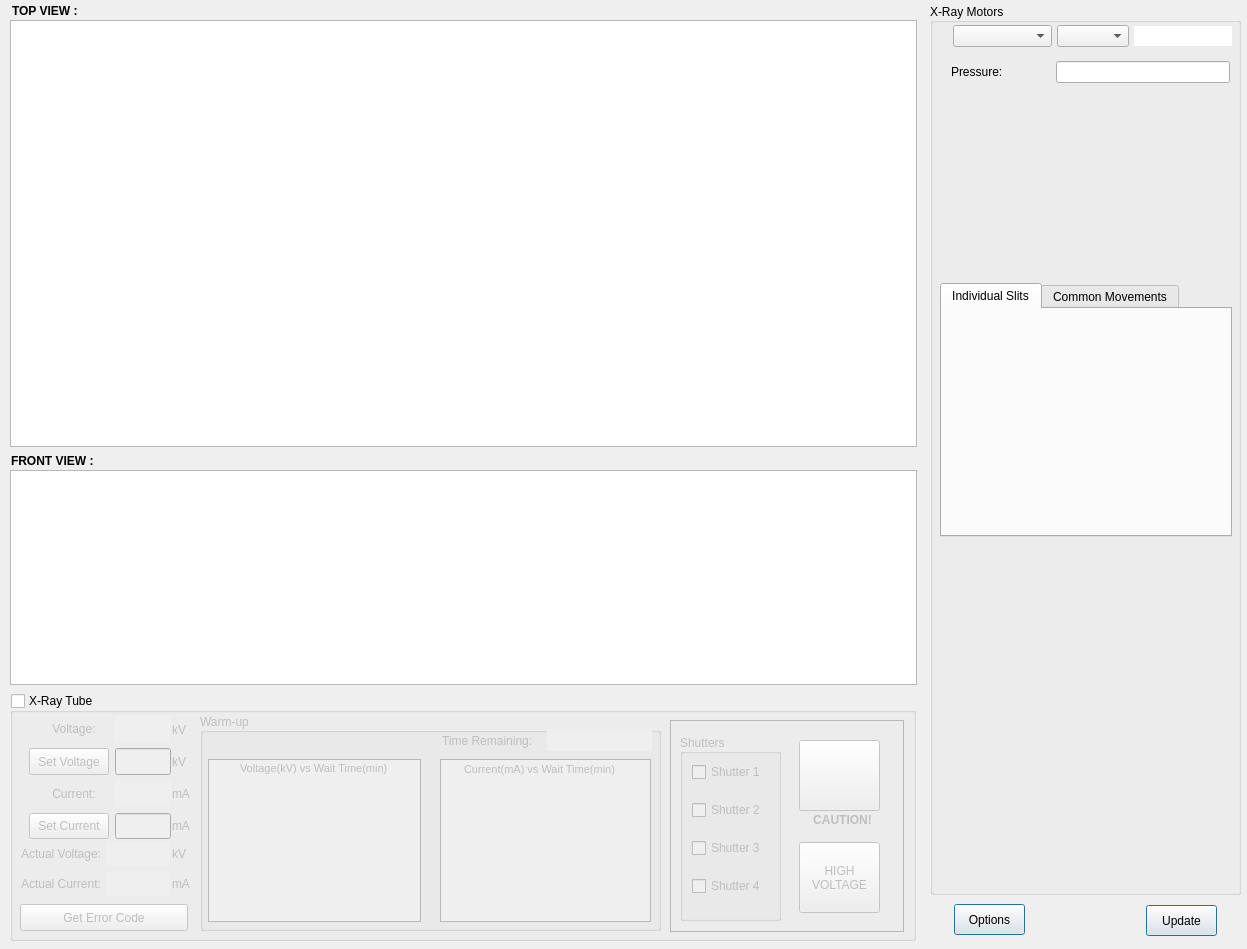
slsdetectorgroup/motorControlSoftware, file MotorControlGui/forms/form_vacuumboxgui.ui: the form before one commit.
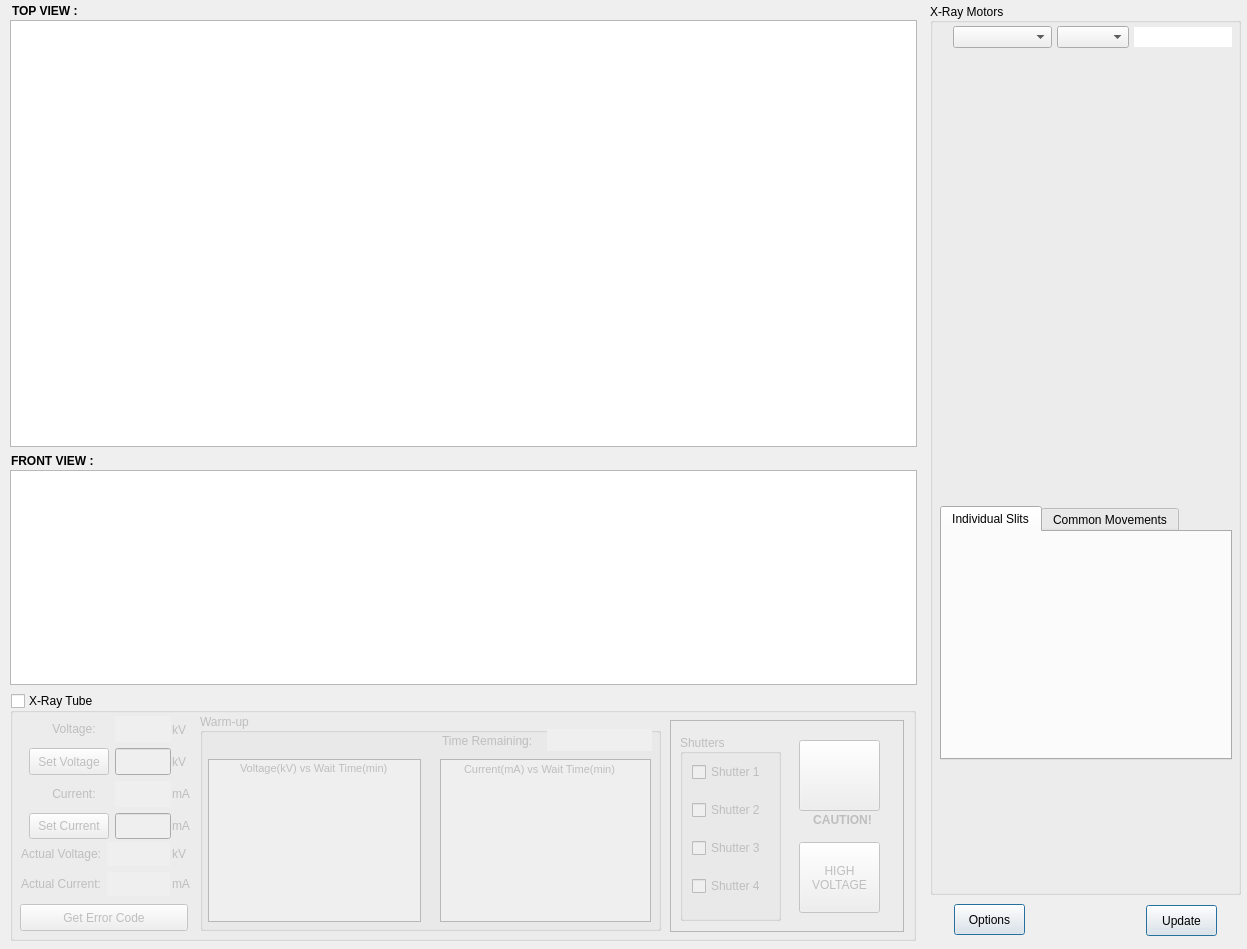
The form after the commit. The open tabs and pages were chosen to show the change.

Commit message: modified gui as well to work for pressure gauge controller

Patch:
```diff
--- a/MotorControlGui/forms/form_vacuumboxgui.ui
+++ b/MotorControlGui/forms/form_vacuumboxgui.ui
@@ -53,9 +53,9 @@
     <property name="geometry">
      <rect>
       <x>20</x>
-      <y>97</y>
+      <y>42</y>
       <width>281</width>
-      <height>174</height>
+      <height>229</height>
      </rect>
     </property>
     <property name="sizePolicy">
@@ -77,7 +77,7 @@
       <x>23</x>
       <y>20</y>
       <width>279</width>
-      <height>26</height>
+      <height>29</height>
      </rect>
     </property>
     <layout class="QHBoxLayout" name="horizontalLayout">
@@ -271,7 +271,7 @@
     <property name="geometry">
      <rect>
       <x>20</x>
-      <y>540</y>
+      <y>260</y>
       <width>281</width>
       <height>236</height>
      </rect>
@@ -293,7 +293,7 @@
     <property name="geometry">
      <rect>
       <x>10</x>
-      <y>280</y>
+      <y>503</y>
       <width>292</width>
       <height>254</height>
      </rect>
@@ -925,171 +925,6 @@
      <enum>QFrame::Plain</enum>
     </property>
    </widget>
-   <widget class="QWidget" name="layoutWidget_3">
-    <property name="geometry">
-     <rect>
-      <x>21</x>
-      <y>56</y>
-      <width>279</width>
-      <height>26</height>
-     </rect>
-    </property>
-    <layout class="QHBoxLayout" name="horizontalLayout_2">
-     <property name="spacing">
-      <number>5</number>
-     </property>
-     <property name="sizeConstraint">
-      <enum>QLayout::SetNoConstraint</enum>
-     </property>
-     <property name="rightMargin">
-      <number>0</number>
-     </property>
-     <item>
-      <widget class="QLabel" name="lblPressure">
-       <property name="minimumSize">
-        <size>
-         <width>100</width>
-         <height>0</height>
-        </size>
-       </property>
-       <property name="maximumSize">
-        <size>
-         <width>16777215</width>
-         <height>16777215</height>
-        </size>
-       </property>
-       <property name="text">
-        <string>Pressure: </string>
-       </property>
-      </widget>
-     </item>
-     <item>
-      <widget class="QLineEdit" name="pressureDisplay">
-       <property name="sizePolicy">
-        <sizepolicy hsizetype="Expanding" vsizetype="Fixed">
-         <horstretch>0</horstretch>
-         <verstretch>0</verstretch>
-        </sizepolicy>
-       </property>
-       <property name="minimumSize">
-        <size>
-         <width>0</width>
-         <height>0</height>
-        </size>
-       </property>
-       <property name="sizeIncrement">
-        <size>
-         <width>0</width>
-         <height>0</height>
-        </size>
-       </property>
-       <property name="palette">
-        <palette>
-         <active>
-          <colorrole role="WindowText">
-           <brush brushstyle="SolidPattern">
-            <color alpha="255">
-             <red>0</red>
-             <green>0</green>
-             <blue>0</blue>
-            </color>
-           </brush>
-          </colorrole>
-          <colorrole role="Text">
-           <brush brushstyle="SolidPattern">
-            <color alpha="255">
-             <red>27</red>
-             <green>13</green>
-             <blue>139</blue>
-            </color>
-           </brush>
-          </colorrole>
-          <colorrole role="ButtonText">
-           <brush brushstyle="SolidPattern">
-            <color alpha="255">
-             <red>0</red>
-             <green>0</green>
-             <blue>0</blue>
-            </color>
-           </brush>
-          </colorrole>
-         </active>
-         <inactive>
-          <colorrole role="WindowText">
-           <brush brushstyle="SolidPattern">
-            <color alpha="255">
-             <red>0</red>
-             <green>0</green>
-             <blue>0</blue>
-            </color>
-           </brush>
-          </colorrole>
-          <colorrole role="Text">
-           <brush brushstyle="SolidPattern">
-            <color alpha="255">
-             <red>27</red>
-             <green>13</green>
-             <blue>139</blue>
-            </color>
-           </brush>
-          </colorrole>
-          <colorrole role="ButtonText">
-           <brush brushstyle="SolidPattern">
-            <color alpha="255">
-             <red>0</red>
-             <green>0</green>
-             <blue>0</blue>
-            </color>
-           </brush>
-          </colorrole>
-         </inactive>
-         <disabled>
-          <colorrole role="WindowText">
-           <brush brushstyle="SolidPattern">
-            <color alpha="255">
-             <red>170</red>
-             <green>170</green>
-             <blue>255</blue>
-            </color>
-           </brush>
-          </colorrole>
-          <colorrole role="Text">
-           <brush brushstyle="SolidPattern">
-            <color alpha="255">
-             <red>170</red>
-             <green>170</green>
-             <blue>255</blue>
-            </color>
-           </brush>
-          </colorrole>
-          <colorrole role="ButtonText">
-           <brush brushstyle="SolidPattern">
-            <color alpha="255">
-             <red>170</red>
-             <green>170</green>
-             <blue>255</blue>
-            </color>
-           </brush>
-          </colorrole>
-         </disabled>
-        </palette>
-       </property>
-       <property name="maxLength">
-        <number>32767</number>
-       </property>
-       <property name="frame">
-        <bool>true</bool>
-       </property>
-       <property name="alignment">
-        <set>Qt::AlignCenter</set>
-       </property>
-       <property name="readOnly">
-        <bool>true</bool>
-       </property>
-      </widget>
-     </item>
-    </layout>
-   </widget>
   </widget>
   <widget class="QPushButton" name="updateAll">
    <property name="geometry">
@@ -1820,7 +1655,7 @@
        <rect>
         <x>12</x>
         <y>16</y>
-        <width>86</width>
+        <width>94</width>
         <height>162</height>
        </rect>
       </property>
```
Left out of the diff: 6 changed lines with no effect on the pictures. The commit also changes 17 other files.
